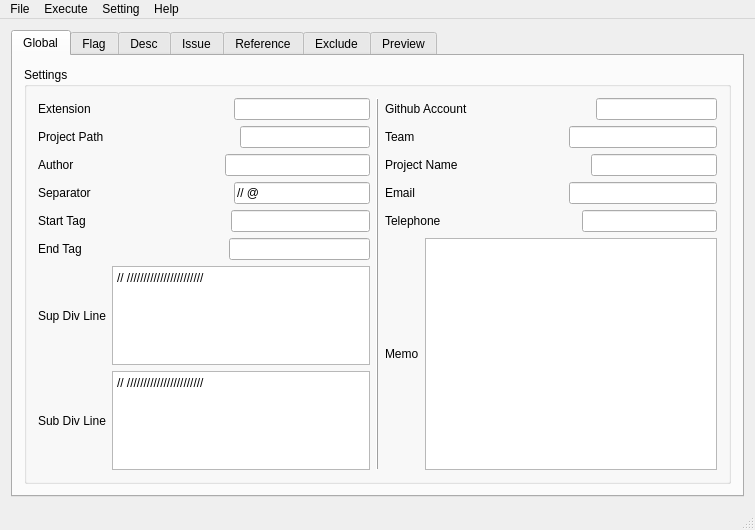
jopemachine-playground/Summary-Commenter, file Symmary Commenter/mainwindow.ui: the form before one commit.
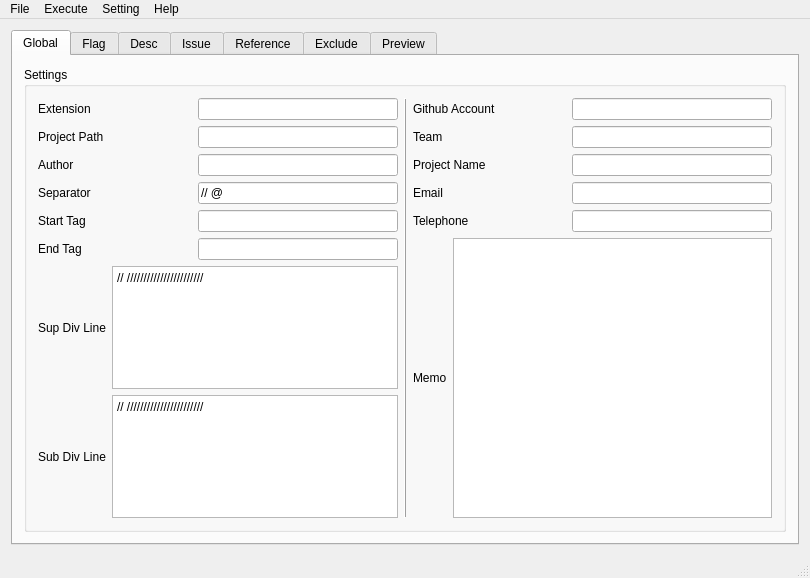
The form after the commit. Icons and pictures are not drawn.

Diff of the .ui file:
```diff
--- a/Symmary Commenter/mainwindow.ui
+++ b/Symmary Commenter/mainwindow.ui
@@ -6,8 +6,8 @@
    <rect>
     <x>0</x>
     <y>0</y>
-    <width>755</width>
-    <height>530</height>
+    <width>810</width>
+    <height>578</height>
    </rect>
   </property>
   <property name="windowTitle">
@@ -56,7 +56,20 @@
                 </spacer>
                </item>
                <item>
-                <widget class="QLineEdit" name="extensionEdit"/>
+                <widget class="QLineEdit" name="extensionEdit">
+                 <property name="minimumSize">
+                  <size>
+                   <width>200</width>
+                   <height>0</height>
+                  </size>
+                 </property>
+                 <property name="maximumSize">
+                  <size>
+                   <width>200</width>
+                   <height>16777215</height>
+                  </size>
+                 </property>
+                </widget>
                </item>
               </layout>
              </item>
@@ -83,7 +96,20 @@
                 </spacer>
                </item>
                <item>
-                <widget class="QLineEdit" name="pathEdit"/>
+                <widget class="QLineEdit" name="pathEdit">
+                 <property name="minimumSize">
+                  <size>
+                   <width>200</width>
+                   <height>0</height>
+                  </size>
+                 </property>
+                 <property name="maximumSize">
+                  <size>
+                   <width>200</width>
+                   <height>16777215</height>
+                  </size>
+                 </property>
+                </widget>
                </item>
               </layout>
              </item>
@@ -110,7 +136,20 @@
                 </spacer>
                </item>
                <item>
-                <widget class="QLineEdit" name="authorEdit"/>
+                <widget class="QLineEdit" name="authorEdit">
+                 <property name="minimumSize">
+                  <size>
+                   <width>200</width>
+                   <height>0</height>
+                  </size>
+                 </property>
+                 <property name="maximumSize">
+                  <size>
+                   <width>200</width>
+                   <height>16777215</height>
+                  </size>
+                 </property>
+                </widget>
                </item>
               </layout>
              </item>
@@ -138,6 +177,18 @@
                </item>
                <item>
                 <widget class="QLineEdit" name="separatorEdit">
+                 <property name="minimumSize">
+                  <size>
+                   <width>200</width>
+                   <height>0</height>
+                  </size>
+                 </property>
+                 <property name="maximumSize">
+                  <size>
+                   <width>200</width>
+                   <height>16777215</height>
+                  </size>
+                 </property>
                  <property name="text">
                   <string>// @ </string>
                  </property>
@@ -168,7 +219,20 @@
                 </spacer>
                </item>
                <item>
-                <widget class="QLineEdit" name="sTagEdit"/>
+                <widget class="QLineEdit" name="sTagEdit">
+                 <property name="minimumSize">
+                  <size>
+                   <width>200</width>
+                   <height>0</height>
+                  </size>
+                 </property>
+                 <property name="maximumSize">
+                  <size>
+                   <width>200</width>
+                   <height>16777215</height>
+                  </size>
+                 </property>
+                </widget>
                </item>
               </layout>
              </item>
@@ -196,6 +260,18 @@
                </item>
                <item>
                 <widget class="QLineEdit" name="eTagEdit">
+                 <property name="minimumSize">
+                  <size>
+                   <width>200</width>
+                   <height>0</height>
+                  </size>
+                 </property>
+                 <property name="maximumSize">
+                  <size>
+                   <width>200</width>
+                   <height>16777215</height>
+                  </size>
+                 </property>
                  <property name="text">
                   <string/>
                  </property>
@@ -282,7 +358,20 @@
                 </spacer>
                </item>
                <item>
-                <widget class="QLineEdit" name="githubEdit"/>
+                <widget class="QLineEdit" name="githubEdit">
+                 <property name="minimumSize">
+                  <size>
+                   <width>200</width>
+                   <height>0</height>
+                  </size>
+                 </property>
+                 <property name="maximumSize">
+                  <size>
+                   <width>200</width>
+                   <height>16777215</height>
+                  </size>
+                 </property>
+                </widget>
                </item>
               </layout>
              </item>
@@ -309,7 +398,20 @@
                 </spacer>
                </item>
                <item>
-                <widget class="QLineEdit" name="teamEdit"/>
+                <widget class="QLineEdit" name="teamEdit">
+                 <property name="minimumSize">
+                  <size>
+                   <width>200</width>
+                   <height>0</height>
+                  </size>
+                 </property>
+                 <property name="maximumSize">
+                  <size>
+                   <width>200</width>
+                   <height>16777215</height>
+                  </size>
+                 </property>
+                </widget>
                </item>
               </layout>
              </item>
@@ -336,7 +438,20 @@
                 </spacer>
                </item>
                <item>
-                <widget class="QLineEdit" name="projectNameEdit"/>
+                <widget class="QLineEdit" name="projectNameEdit">
+                 <property name="minimumSize">
+                  <size>
+                   <width>200</width>
+                   <height>0</height>
+                  </size>
+                 </property>
+                 <property name="maximumSize">
+                  <size>
+                   <width>200</width>
+                   <height>16777215</height>
+                  </size>
+                 </property>
+                </widget>
                </item>
               </layout>
              </item>
@@ -363,7 +478,20 @@
                 </spacer>
                </item>
                <item>
-                <widget class="QLineEdit" name="emailEdit"/>
+                <widget class="QLineEdit" name="emailEdit">
+                 <property name="minimumSize">
+                  <size>
+                   <width>200</width>
+                   <height>0</height>
+                  </size>
+                 </property>
+                 <property name="maximumSize">
+                  <size>
+                   <width>200</width>
+                   <height>16777215</height>
+                  </size>
+                 </property>
+                </widget>
                </item>
               </layout>
              </item>
@@ -390,7 +518,20 @@
                 </spacer>
                </item>
                <item>
-                <widget class="QLineEdit" name="telepEdit"/>
+                <widget class="QLineEdit" name="telepEdit">
+                 <property name="minimumSize">
+                  <size>
+                   <width>200</width>
+                   <height>0</height>
+                  </size>
+                 </property>
+                 <property name="maximumSize">
+                  <size>
+                   <width>200</width>
+                   <height>16777215</height>
+                  </size>
+                 </property>
+                </widget>
                </item>
               </layout>
              </item>
@@ -715,7 +856,7 @@
     <rect>
      <x>0</x>
      <y>0</y>
-     <width>755</width>
+     <width>810</width>
      <height>21</height>
     </rect>
    </property>
```
